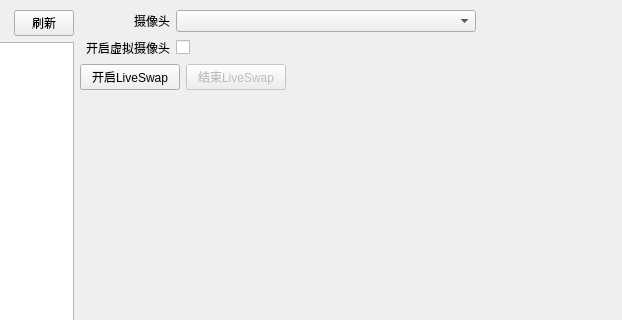
Qt form main/mainwindow.ui (kinglon/aikuer) before a commit; both pictures show x 136 to 758 and y 0 to 320 of the 1000 by 650 pixel window.
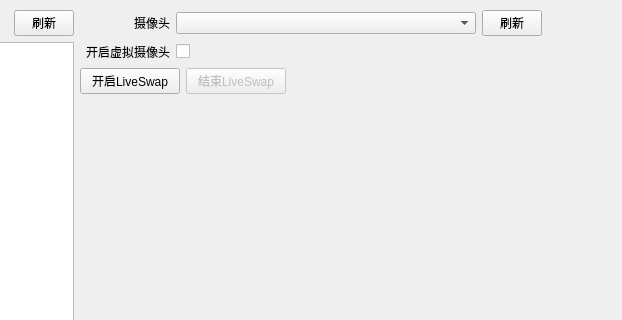
The same form after that commit.

What changed in the file:
```diff
--- a/main/mainwindow.ui
+++ b/main/mainwindow.ui
@@ -126,6 +126,19 @@
            </property>
           </widget>
          </item>
+         <item>
+          <widget class="QPushButton" name="refreshCameraButton">
+           <property name="maximumSize">
+            <size>
+             <width>60</width>
+             <height>16777215</height>
+            </size>
+           </property>
+           <property name="text">
+            <string>刷新</string>
+           </property>
+          </widget>
+         </item>
          <item>
           <spacer name="horizontalSpacer">
            <property name="orientation">
```
Left out of the diff: 51 changed lines with no effect on the pictures.
